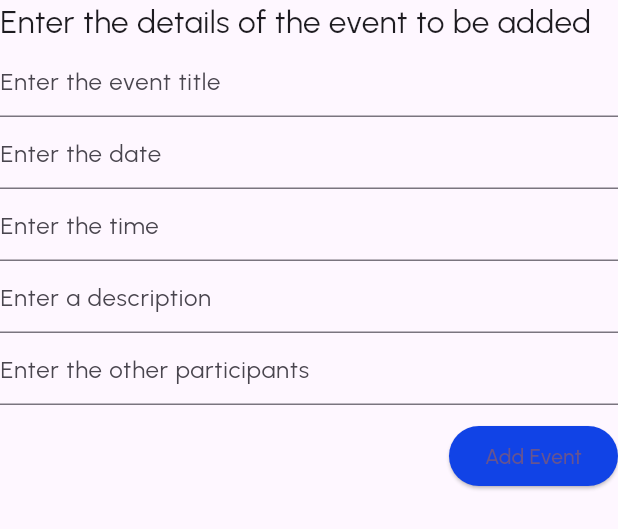
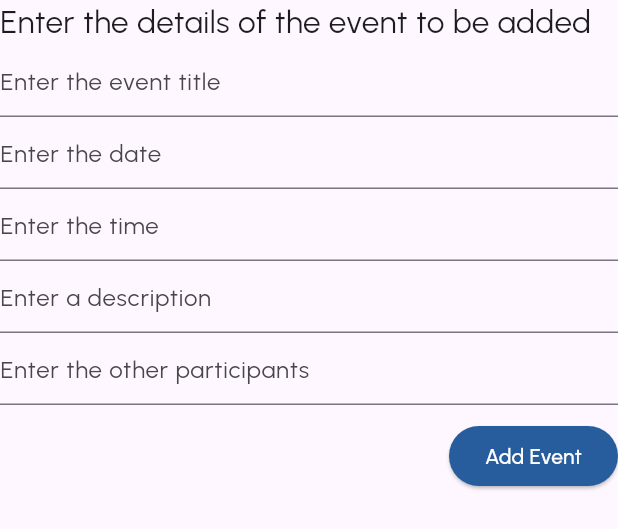
Before and after one commit to YeshwanthVandrapu/erp_dev, a Flutter app: the AddScheduleItem widget shown alone on an empty page, opened directly, on a phone screen of 412 x 824 dp. Shown: the top 529 px of the screen. Run offline on Flutter 3.47's test engine with Material 3 defaults, Android fonts, the phone set to English and light mode, and no system bars; our stand-ins replace get, google_fonts; missing offline and left inert: responsive_ui.

Commit message:
changed the button when adding a new event to schedule

```diff
--- a/lib/pages/home/widgets/home_schedule/view.dart
+++ b/lib/pages/home/widgets/home_schedule/view.dart
@@ -224,8 +224,11 @@ class AddScheduleItem extends GetView<ScheduleController> {
               },
               style: const ButtonStyle(
                   backgroundColor:
-                      WidgetStatePropertyAll(Color.fromARGB(255, 17, 67, 230))),
-              child: const Text("Add Event"),
+                      WidgetStatePropertyAll(Color.fromARGB(255, 39, 92, 157))),
+              child: const Text(
+                "Add Event",
+                style: TextStyle(color: Colors.white),
+              ),
             ),
           )
         ],
```
Also changed, not shown: 1 other file.
